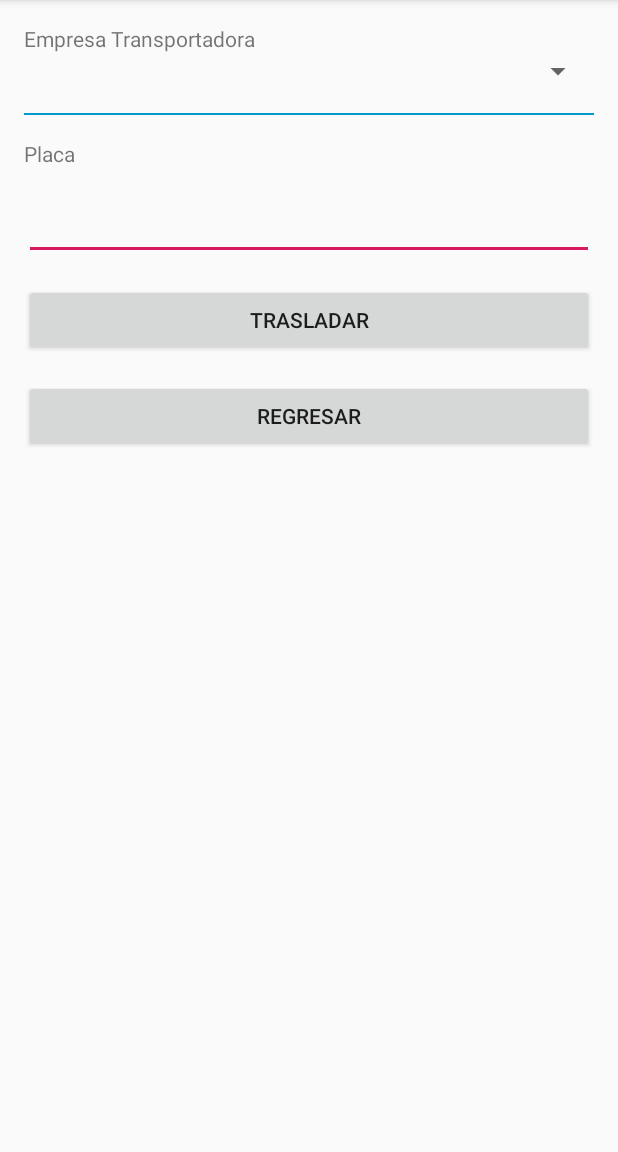
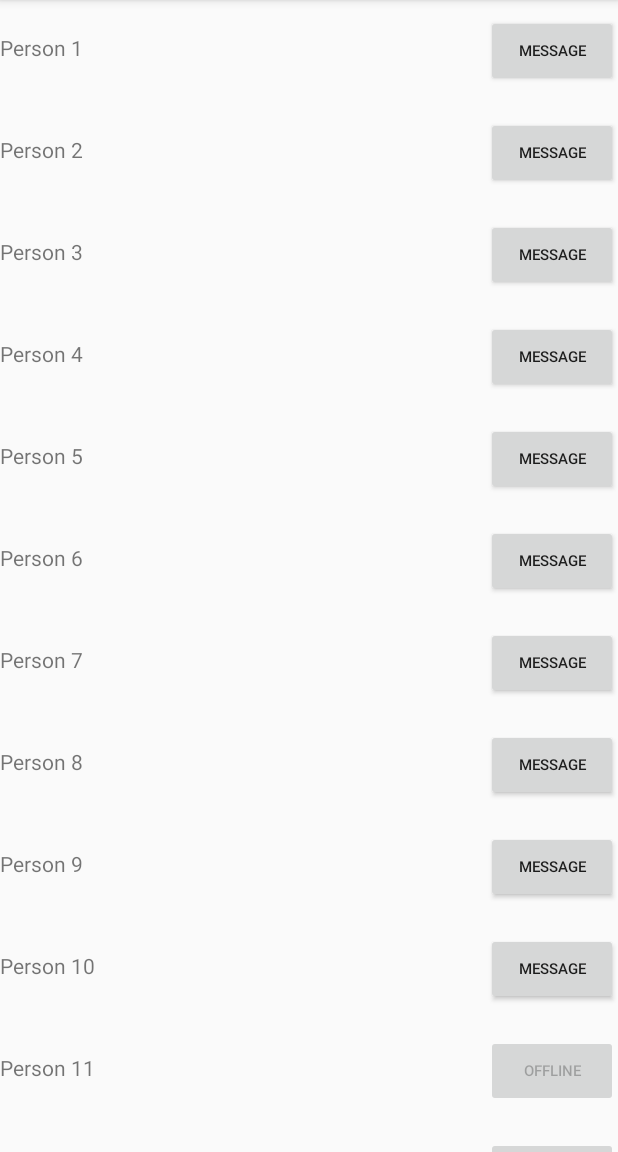
Before and after one commit to pr0x1/traslados, an Android app: the screen it shows after launch (TransporteActivity before the commit, TableCard after it), after a tap on "SIGUIENTE", on a phone screen of 412 x 824 dp, the part 84-1236 px from its top. Run offline under Robolectric (Android 15) with nearby library versions, the phone set to English and light mode, and no system bars.

```diff
--- a/app/build.gradle
+++ b/app/build.gradle
@@ -33,4 +33,7 @@ dependencies {
     testImplementation 'junit:junit:4.12'
     androidTestImplementation 'com.android.support.test:runner:1.0.2'
     androidTestImplementation 'com.android.support.test.espresso:espresso-core:3.0.2'
+    implementation 'com.android.support:gridlayout-v7:27.1.1'
+    implementation 'com.android.support:cardview-v7:27.1.1'
+
 }
--- a/app/src/main/AndroidManifest.xml
+++ b/app/src/main/AndroidManifest.xml
@@ -22,7 +22,8 @@
         <activity
             android:name=".LecturaActivity"
             android:label="@string/title_activity_lectura"
-            android:theme="@style/AppTheme.NoActionBar"></activity>
+            android:theme="@style/AppTheme.NoActionBar" />
+        <activity android:name=".TableCard"></activity>
     </application>
 
 </manifest>
--- a/app/src/main/java/com/a4app/develop/traslados/CentrosActivity.java
+++ b/app/src/main/java/com/a4app/develop/traslados/CentrosActivity.java
@@ -13,7 +13,7 @@ public class CentrosActivity extends AppCompatActivity {
         setContentView(R.layout.activity_centros);
     }
     public void goCentrosActivity(View vista){
-        Intent i = new Intent(this, TransporteActivity.class);
+        Intent i = new Intent(this, TableCard.class);
         /*if (texto.equals("") || texto.equals(null))
             i.putExtra("texto", "TEXTO VACÍO");
         else
--- /dev/null
+++ b/app/src/main/java/com/a4app/develop/traslados/TableCard.java
@@ -0,0 +1,34 @@
+package com.a4app.develop.traslados;
+
+import android.support.v7.app.AppCompatActivity;
+import android.os.Bundle;
+import android.support.v7.widget.LinearLayoutManager;
+import android.support.v7.widget.RecyclerView;
+
+import com.a4app.develop.traslados.modelo.Contact;
+import com.a4app.develop.traslados.modelo.ContactsAdapter;
+
+
+import java.util.ArrayList;
+
+public class TableCard extends AppCompatActivity {
+    ArrayList<Contact> contacts;
+    @Override
+    protected void onCreate(Bundle savedInstanceState) {
+        super.onCreate(savedInstanceState);
+        setContentView(R.layout.activity_table_card);
+        // ...
+        // Lookup the recyclerview in activity layout
+        RecyclerView rvContacts = (RecyclerView) findViewById(R.id.rvContacts);
+
+        // Initialize contacts
+        contacts = Contact.createContactsList(20);
+        // Create adapter passing in the sample user data
+        ContactsAdapter adapter = new ContactsAdapter(contacts);
+        // Attach the adapter to the recyclerview to populate items
+        rvContacts.setAdapter(adapter);
+        // Set layout manager to position the items
+        rvContacts.setLayoutManager(new LinearLayoutManager(this));
+        // That's all!
+    }
+}
--- /dev/null
+++ b/app/src/main/java/com/a4app/develop/traslados/modelo/Contact.java
@@ -0,0 +1,33 @@
+package com.a4app.develop.traslados.modelo;
+
+import java.util.ArrayList;
+
+public class Contact {
+    private String mName;
+    private boolean mOnline;
+
+    public Contact(String name, boolean online) {
+        mName = name;
+        mOnline = online;
+    }
+
+    public String getName() {
+        return mName;
+    }
+
+    public boolean isOnline() {
+        return mOnline;
+    }
+
+    private static int lastContactId = 0;
+
+    public static ArrayList<Contact> createContactsList(int numContacts) {
+        ArrayList<Contact> contacts = new ArrayList<Contact>();
+
+        for (int i = 1; i <= numContacts; i++) {
+            contacts.add(new Contact("Person " + ++lastContactId, i <= numContacts / 2));
+        }
+
+        return contacts;
+    }
+}
--- /dev/null
+++ b/app/src/main/java/com/a4app/develop/traslados/modelo/ContactsAdapter.java
@@ -0,0 +1,78 @@
+package com.a4app.develop.traslados.modelo;
+
+import android.content.Context;
+import android.support.v7.widget.RecyclerView;
+import android.view.LayoutInflater;
+import android.view.View;
+import android.view.ViewGroup;
+import android.widget.Button;
+import android.widget.TextView;
+
+import com.a4app.develop.traslados.R;
+
+import java.util.List;
+
+public class ContactsAdapter extends
+        RecyclerView.Adapter<ContactsAdapter.ViewHolder> {
+
+    // Provide a direct reference to each of the views within a data item
+    // Used to cache the views within the item layout for fast access
+    private List<Contact> mContacts;
+
+    // Pass in the contact array into the constructor
+    public ContactsAdapter(List<Contact> contacts) {
+        mContacts = contacts;
+    }
+
+    @Override
+    public ContactsAdapter.ViewHolder onCreateViewHolder(ViewGroup parent, int viewType) {
+        Context context = parent.getContext();
+        LayoutInflater inflater = LayoutInflater.from(context);
+
+        // Inflate the custom layout
+        View contactView = inflater.inflate(R.layout.item_contact, parent, false);
+
+        // Return a new holder instance
+        ViewHolder viewHolder = new ViewHolder(contactView);
+        return viewHolder;
+    }
+
+    // Involves populating data into the item through holder
+    @Override
+    public void onBindViewHolder(ContactsAdapter.ViewHolder viewHolder, int position) {
+        // Get the data model based on position
+        Contact contact = mContacts.get(position);
+
+        // Set item views based on your views and data model
+        TextView textView = viewHolder.nameTextView;
+        textView.setText(contact.getName());
+        Button button = viewHolder.messageButton;
+        button.setText(contact.isOnline() ? "Message" : "Offline");
+        button.setEnabled(contact.isOnline());
+    }
+
+    // Returns the total count of items in the list
+    @Override
+    public int getItemCount() {
+        return mContacts.size();
+    }
+
+    public class ViewHolder extends RecyclerView.ViewHolder {
+        // Your holder should contain a member variable
+        // for any view that will be set as you render a row
+        public TextView nameTextView;
+        public Button messageButton;
+
+        // We also create a constructor that accepts the entire item row
+        // and does the view lookups to find each subview
+        public ViewHolder(View itemView) {
+            // Stores the itemView in a public final member variable that can be used
+            // to access the context from any ViewHolder instance.
+            super(itemView);
+
+            nameTextView = (TextView) itemView.findViewById(R.id.contact_name);
+            messageButton = (Button) itemView.findViewById(R.id.message_button);
+        }
+    }
+
+}
--- /dev/null
+++ b/app/src/main/res/layout/activity_table_card.xml
@@ -0,0 +1,17 @@
+<?xml version="1.0" encoding="utf-8"?>
+<android.support.constraint.ConstraintLayout xmlns:android="http://schemas.android.com/apk/res/android"
+    xmlns:app="http://schemas.android.com/apk/res-auto"
+    xmlns:tools="http://schemas.android.com/tools"
+    android:layout_width="match_parent"
+    android:layout_height="match_parent"
+    tools:context=".TableCard">
+
+    <android.support.v7.widget.RecyclerView
+        android:id="@+id/rvContacts"
+        android:layout_width="0dp"
+        android:layout_height="0dp"
+        app:layout_constraintBottom_toBottomOf="parent"
+        app:layout_constraintEnd_toEndOf="parent"
+        app:layout_constraintStart_toStartOf="parent"
+        app:layout_constraintTop_toTopOf="parent" /> />
+</android.support.constraint.ConstraintLayout>
--- /dev/null
+++ b/app/src/main/res/layout/item_contact.xml
@@ -0,0 +1,26 @@
+<?xml version="1.0" encoding="utf-8"?>
+<LinearLayout
+    xmlns:android="http://schemas.android.com/apk/res/android"
+    android:orientation="horizontal"
+    android:layout_width="match_parent"
+    android:layout_height="wrap_content"
+    android:paddingTop="10dp"
+    android:paddingBottom="10dp"
+    >
+
+    <TextView
+        android:id="@+id/contact_name"
+        android:layout_width="0dp"
+        android:layout_height="wrap_content"
+        android:layout_weight="1"
+        />
+
+    <Button
+        android:id="@+id/message_button"
+        android:layout_width="wrap_content"
+        android:layout_height="wrap_content"
+        android:paddingLeft="16dp"
+        android:paddingRight="16dp"
+        android:textSize="10sp"
+        />
+</LinearLayout>
```
Also changed, not shown: app/src/main/java/com/a4app/develop/traslados/EnvioFragment.java (line endings or trailing spaces).
